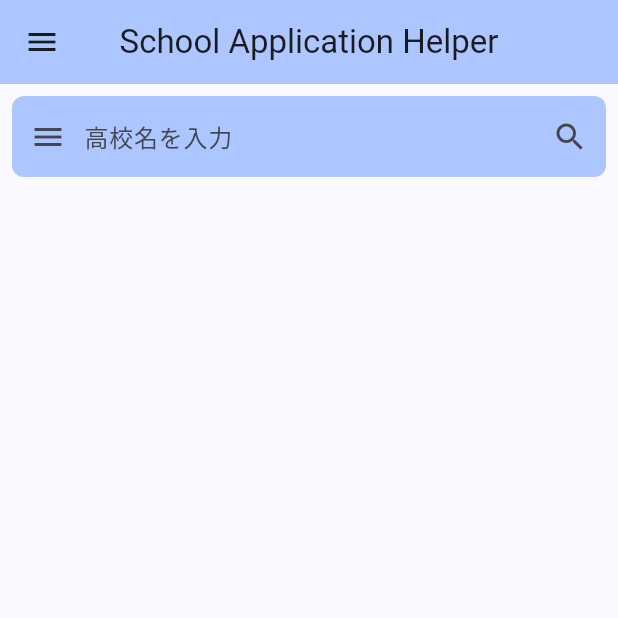
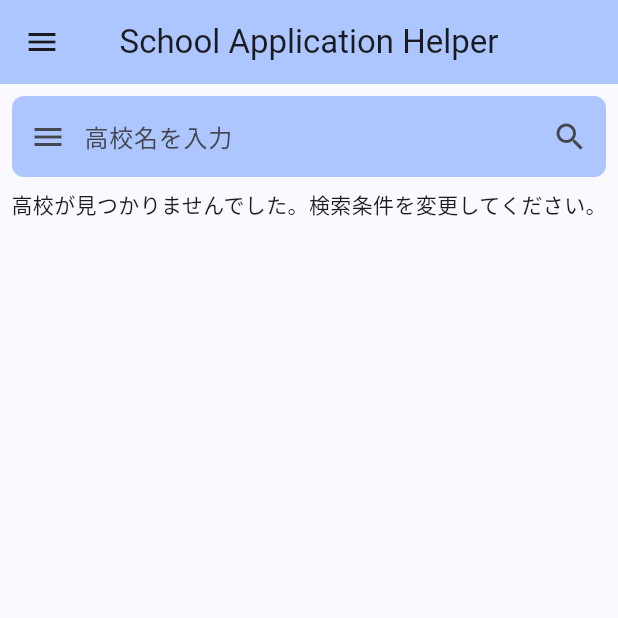
Before and after one commit to aurora1530/schoolApplicationHelper, a Flutter app: the screen it shows after launch, after a tap on the "search" icon, on a phone screen of 412 x 824 dp, the top half of it. Run offline on Flutter 3.47's test engine with Material 3 defaults, Android fonts, the light colour scheme and no system bars.

Commit message:
feat: paginationを追加

```diff
--- a/frontend/lib/widgets/search/search_result.dart
+++ b/frontend/lib/widgets/search/search_result.dart
@@ -11,20 +11,24 @@ class SearchResult extends StatefulWidget {
 }
 
 class _SearchResultState extends State<SearchResult> {
+  int _currentPage = 1;
+  int _pageCount = 0;
+  int _schoolCount = 0;
   List<HighSchoolInfo> _schools = [];
   final TextEditingController _searchController = TextEditingController();
 
-  Future<void> _fetchSchools(String query) async {
-    print('query: $query');
-    // localhost => 10.0.2.2
-    // cf. https://araramistudio.jimdo.com/2018/01/11/android%E3%81%AE%E3%82%A8%E3%83%9F%E3%83%A5%E3%83%AC%E3%83%BC%E3%82%BF%E3%83%BC%E3%81%8B%E3%82%89%E8%87%AA%E8%BA%AB%E3%81%AEpc-localhost-%E3%81%B8%E6%8E%A5%E7%B6%9A/
-    final response = await http
-        .get(Uri.parse('http://10.0.2.2:3000/search/highSchools?q=$query'));
+  Future<void> _fetchSchools(String query, int page) async {
+    final response = await http.get(Uri.parse(
+        'http://10.0.2.2:3000/search/highSchools?q=$query&page=$page'));
 
     if (response.statusCode == 200) {
-      final List<dynamic> schoolListJson = json.decode(response.body);
+      final Map<String, dynamic> schoolListJson = json.decode(response.body);
+      final List<dynamic> schools = schoolListJson['schools'];
       setState(() {
-        _schools = schoolListJson
+        _schoolCount = schoolListJson['count'];
+        _pageCount = schoolListJson['pageCount'];
+        _currentPage = page;
+        _schools = schools
             .map((schoolJson) => HighSchoolInfo.fromJson(schoolJson))
             .toList();
       });
@@ -37,11 +41,23 @@ class _SearchResultState extends State<SearchResult> {
     _searchController.clear();
     setState(() {
       _schools = [];
+      _currentPage = 1;
+      _pageCount = 0;
+      _schoolCount = 0;
     });
+  }
+
+  void _handleSearch(String query, int page) {
+    if (query.isEmpty) {
+      _resetSearch();
+    } else {
+      _fetchSchools(query, page);
+    }
   }
 
   @override
   Widget build(BuildContext context) {
+    var theme = Theme.of(context);
     return Center(
       child: Column(
         mainAxisAlignment: MainAxisAlignment.start,
@@ -59,14 +75,8 @@ class _SearchResultState extends State<SearchResult> {
                   Expanded(
                       child: TextField(
                     controller: _searchController,
-                    onSubmitted: (value) {
-                      if (value.isEmpty) {
-                        _resetSearch();
-                      } else {
-                        setState(() {
-                          _fetchSchools(_searchController.text);
-                        });
-                      }
+                    onSubmitted: (query) {
+                      _handleSearch(query, 1);
                     },
                     decoration: const InputDecoration(
                         hintText: '高校名を入力',
@@ -76,15 +86,19 @@ class _SearchResultState extends State<SearchResult> {
                   IconButton(
                     icon: const Icon(Icons.search),
                     onPressed: () {
-                      setState(() {
-                        _fetchSchools(_searchController.text);
-                      });
+                      _handleSearch(_searchController.text, 1);
                     },
                   ),
                 ],
               ),
             ),
           ),
+          _schoolCount > 0
+              ? Padding(
+                  padding: const EdgeInsets.all(8.0),
+                  child: Text('$_schoolCount件の高校が見つかりました'),
+                )
+              : const Text('高校が見つかりませんでした。検索条件を変更してください。'),
           Expanded(
             child: ListView.builder(
               itemCount: _schools.length,
@@ -107,6 +121,42 @@ class _SearchResultState extends State<SearchResult> {
               },
             ),
           ),
+          Padding(
+            padding: const EdgeInsets.all(8.0),
+            child: _pageCount == 0
+                ? const SizedBox.shrink()
+                : Row(
+                    mainAxisAlignment: MainAxisAlignment.center,
+                    children: [
+                      IconButton(
+                        icon: const Icon(
+                          Icons.arrow_back,
+                          size: 50,
+                        ),
+                        onPressed: _currentPage > 1
+                            ? () {
+                                _fetchSchools(
+                                    _searchController.text, _currentPage - 1);
+                              }
+                            : null,
+                      ),
+                      Text('$_currentPage / $_pageCount',
+                          style: theme.textTheme.titleLarge),
+                      IconButton(
+                        icon: const Icon(
+                          Icons.arrow_forward,
+                          size: 50,
+                        ),
+                        onPressed: _currentPage < _pageCount
+                            ? () {
+                                _fetchSchools(
+                                    _searchController.text, _currentPage + 1);
+                              }
+                            : null,
+                      ),
+                    ],
+                  ),
+          ),
         ],
       ),
     );
```
